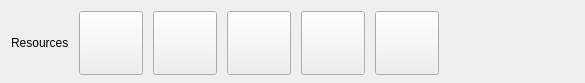
Qt form src/Editor/EditorActionBar.ui (RemotelyChaotic/JOIPEngine) before a commit.
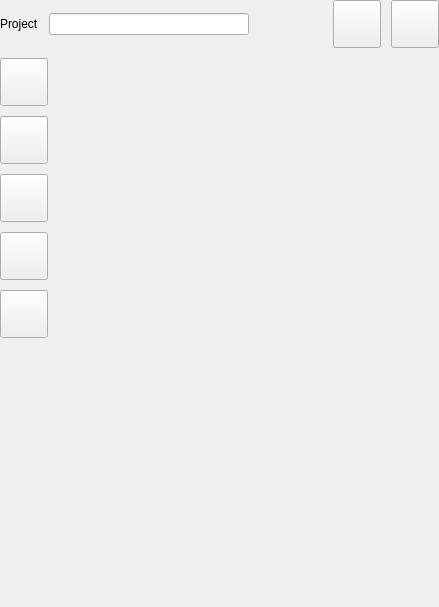
The same form after that commit. Icons and pictures are not drawn.

Diff of the .ui file:
```diff
--- a/src/Editor/EditorActionBar.ui
+++ b/src/Editor/EditorActionBar.ui
@@ -6,12 +6,12 @@
    <rect>
     <x>0</x>
     <y>0</y>
-    <width>585</width>
-    <height>83</height>
+    <width>439</width>
+    <height>607</height>
    </rect>
   </property>
   <property name="sizePolicy">
-   <sizepolicy hsizetype="Preferred" vsizetype="Fixed">
+   <sizepolicy hsizetype="Preferred" vsizetype="Expanding">
     <horstretch>0</horstretch>
     <verstretch>0</verstretch>
    </sizepolicy>
@@ -19,29 +19,171 @@
   <property name="minimumSize">
    <size>
     <width>0</width>
-    <height>64</height>
+    <height>0</height>
    </size>
   </property>
   <property name="maximumSize">
    <size>
     <width>16777215</width>
-    <height>83</height>
+    <height>16777215</height>
    </size>
   </property>
   <property name="windowTitle">
    <string>Form</string>
   </property>
-  <layout class="QHBoxLayout" name="horizontalLayout">
+  <layout class="QVBoxLayout" name="verticalLayout">
    <property name="spacing">
     <number>10</number>
    </property>
+   <property name="leftMargin">
+    <number>0</number>
+   </property>
+   <property name="topMargin">
+    <number>0</number>
+   </property>
+   <property name="rightMargin">
+    <number>0</number>
+   </property>
    <property name="bottomMargin">
-    <number>10</number>
+    <number>0</number>
    </property>
+   <item>
+    <widget class="QWidget" name="pProjectContainer" native="true">
+     <property name="sizePolicy">
+      <sizepolicy hsizetype="Preferred" vsizetype="Minimum">
+       <horstretch>0</horstretch>
+       <verstretch>0</verstretch>
+      </sizepolicy>
+     </property>
+     <layout class="QHBoxLayout" name="horizontalLayout">
+      <property name="spacing">
+       <number>10</number>
+      </property>
+      <property name="leftMargin">
+       <number>0</number>
+      </property>
+      <property name="topMargin">
+       <number>0</number>
+      </property>
+      <property name="rightMargin">
+       <number>0</number>
+      </property>
+      <property name="bottomMargin">
+       <number>0</number>
+      </property>
+      <item>
+       <widget class="QLabel" name="label">
+        <property name="text">
+         <string>Project</string>
+        </property>
+       </widget>
+      </item>
+      <item>
+       <widget class="QLineEdit" name="pTitleLineEdit">
+        <property name="sizePolicy">
+         <sizepolicy hsizetype="Fixed" vsizetype="Fixed">
+          <horstretch>0</horstretch>
+          <verstretch>0</verstretch>
+         </sizepolicy>
+        </property>
+        <property name="minimumSize">
+         <size>
+          <width>200</width>
+          <height>0</height>
+         </size>
+        </property>
+        <property name="maximumSize">
+         <size>
+          <width>200</width>
+          <height>16777215</height>
+         </size>
+        </property>
+       </widget>
+      </item>
+      <item>
+       <spacer name="horizontalSpacer">
+        <property name="orientation">
+         <enum>Qt::Horizontal</enum>
+        </property>
+        <property name="sizeHint" stdset="0">
+         <size>
+          <width>40</width>
+          <height>20</height>
+         </size>
+        </property>
+       </spacer>
+      </item>
+      <item>
+       <widget class="QPushButton" name="pSaveButton">
+        <property name="sizePolicy">
+         <sizepolicy hsizetype="Fixed" vsizetype="Fixed">
+          <horstretch>48</horstretch>
+          <verstretch>48</verstretch>
+         </sizepolicy>
+        </property>
+        <property name="minimumSize">
+         <size>
+          <width>48</width>
+          <height>48</height>
+         </size>
+        </property>
+        <property name="toolTip">
+         <string>Save</string>
+        </property>
+        <property name="text">
+         <string/>
+        </property>
+        <property name="icon">
+         <iconset resource="../../resources.qrc">
+          <normaloff>:/resources/img/ButtonSave.png</normaloff>:/resources/img/ButtonSave.png</iconset>
+        </property>
+        <property name="iconSize">
+         <size>
+          <width>48</width>
+          <height>48</height>
+         </size>
+        </property>
+       </widget>
+      </item>
+      <item>
+       <widget class="QPushButton" name="pExitButton">
+        <property name="sizePolicy">
+         <sizepolicy hsizetype="Fixed" vsizetype="Fixed">
+          <horstretch>48</horstretch>
+          <verstretch>48</verstretch>
+         </sizepolicy>
+        </property>
+        <property name="minimumSize">
+         <size>
+          <width>48</width>
+          <height>48</height>
+         </size>
+        </property>
+        <property name="toolTip">
+         <string>Exit</string>
+        </property>
+        <property name="text">
+         <string/>
+        </property>
+        <property name="icon">
+         <iconset resource="../../resources.qrc">
+          <normaloff>:/resources/img/ButtonExit.png</normaloff>:/resources/img/ButtonExit.png</iconset>
+        </property>
+        <property name="iconSize">
+         <size>
+          <width>48</width>
+          <height>48</height>
+         </size>
+        </property>
+       </widget>
+      </item>
+     </layout>
+    </widget>
+   </item>
    <item>
     <widget class="QWidget" name="pResourcesContainer" native="true">
      <property name="sizePolicy">
-      <sizepolicy hsizetype="Preferred" vsizetype="Fixed">
+      <sizepolicy hsizetype="Minimum" vsizetype="Preferred">
        <horstretch>0</horstretch>
        <verstretch>0</verstretch>
       </sizepolicy>
@@ -49,16 +191,16 @@
      <property name="minimumSize">
       <size>
        <width>0</width>
-       <height>64</height>
+       <height>0</height>
       </size>
      </property>
      <property name="maximumSize">
       <size>
        <width>16777215</width>
-       <height>64</height>
+       <height>16777215</height>
       </size>
      </property>
-     <layout class="QHBoxLayout" name="horizontalLayout_2">
+     <layout class="QVBoxLayout" name="verticalLayout_2">
       <property name="spacing">
        <number>10</number>
       </property>
@@ -74,25 +216,24 @@
       <property name="bottomMargin">
        <number>0</number>
       </property>
-      <item>
-       <widget class="QLabel" name="label">
-        <property name="text">
-         <string>Resources</string>
-        </property>
-       </widget>
-      </item>
       <item>
        <widget class="QPushButton" name="pAddButton">
+        <property name="sizePolicy">
+         <sizepolicy hsizetype="Fixed" vsizetype="Fixed">
+          <horstretch>0</horstretch>
+          <verstretch>0</verstretch>
+         </sizepolicy>
+        </property>
         <property name="minimumSize">
          <size>
-          <width>64</width>
-          <height>64</height>
+          <width>48</width>
+          <height>48</height>
          </size>
         </property>
         <property name="maximumSize">
          <size>
-          <width>64</width>
-          <height>64</height>
+          <width>48</width>
+          <height>48</height>
          </size>
         </property>
         <property name="toolTip">
@@ -115,16 +256,22 @@
       </item>
       <item>
        <widget class="QPushButton" name="pAddWebButton">
+        <property name="sizePolicy">
+         <sizepolicy hsizetype="Fixed" vsizetype="Fixed">
+          <horstretch>0</horstretch>
+          <verstretch>0</verstretch>
+         </sizepolicy>
+        </property>
         <property name="minimumSize">
          <size>
-          <width>64</width>
-          <height>64</height>
+          <width>48</width>
+          <height>48</height>
          </size>
         </property>
         <property name="maximumSize">
          <size>
-          <width>64</width>
-          <height>64</height>
+          <width>48</width>
+          <height>48</height>
          </size>
         </property>
         <property name="toolTip">
@@ -147,16 +294,22 @@
       </item>
       <item>
        <widget class="QPushButton" name="pRemoveButton">
+        <property name="sizePolicy">
+         <sizepolicy hsizetype="Fixed" vsizetype="Fixed">
+          <horstretch>0</horstretch>
+          <verstretch>0</verstretch>
+         </sizepolicy>
+        </property>
         <property name="minimumSize">
          <size>
-          <width>64</width>
-          <height>64</height>
+          <width>48</width>
+          <height>48</height>
          </size>
         </property>
         <property name="maximumSize">
          <size>
-          <width>64</width>
-          <height>64</height>
+          <width>48</width>
+          <height>48</height>
          </size>
         </property>
         <property name="toolTip">
@@ -179,16 +332,22 @@
       </item>
       <item>
        <widget class="QPushButton" name="pTitleCardButton">
+        <property name="sizePolicy">
+         <sizepolicy hsizetype="Fixed" vsizetype="Fixed">
+          <horstretch>0</horstretch>
+          <verstretch>0</verstretch>
+         </sizepolicy>
+        </property>
         <property name="minimumSize">
          <size>
-          <width>64</width>
-          <height>64</height>
+          <width>48</width>
+          <height>48</height>
          </size>
         </property>
         <property name="maximumSize">
          <size>
-          <width>64</width>
-          <height>64</height>
+          <width>48</width>
+          <height>48</height>
          </size>
         </property>
         <property name="toolTip">
@@ -211,16 +370,22 @@
       </item>
       <item>
        <widget class="QPushButton" name="pMapButton">
+        <property name="sizePolicy">
+         <sizepolicy hsizetype="Fixed" vsizetype="Fixed">
+          <horstretch>0</horstretch>
+          <verstretch>0</verstretch>
+         </sizepolicy>
+        </property>
         <property name="minimumSize">
          <size>
-          <width>64</width>
-          <height>64</height>
+          <width>48</width>
+          <height>48</height>
          </size>
         </property>
         <property name="maximumSize">
          <size>
-          <width>64</width>
-          <height>64</height>
+          <width>48</width>
+          <height>48</height>
          </size>
         </property>
         <property name="toolTip">
@@ -245,14 +410,14 @@
     </widget>
    </item>
    <item>
-    <spacer name="horizontalSpacer">
+    <spacer name="verticalSpacer">
      <property name="orientation">
-      <enum>Qt::Horizontal</enum>
+      <enum>Qt::Vertical</enum>
      </property>
      <property name="sizeHint" stdset="0">
       <size>
-       <width>40</width>
-       <height>20</height>
+       <width>20</width>
+       <height>40</height>
       </size>
      </property>
     </spacer>
```
